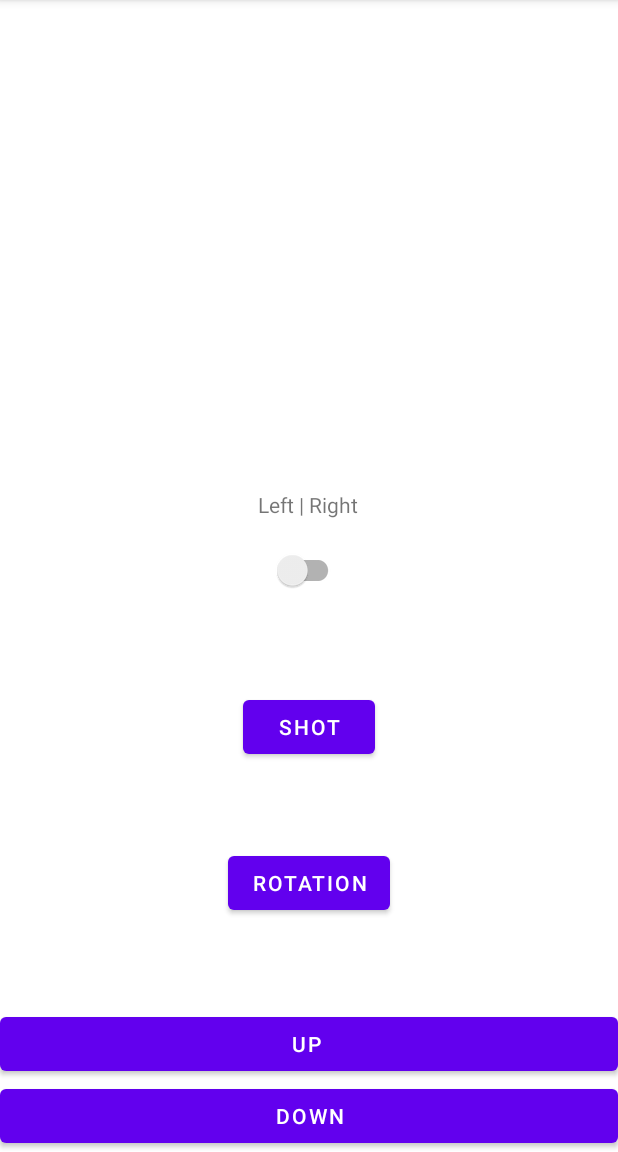
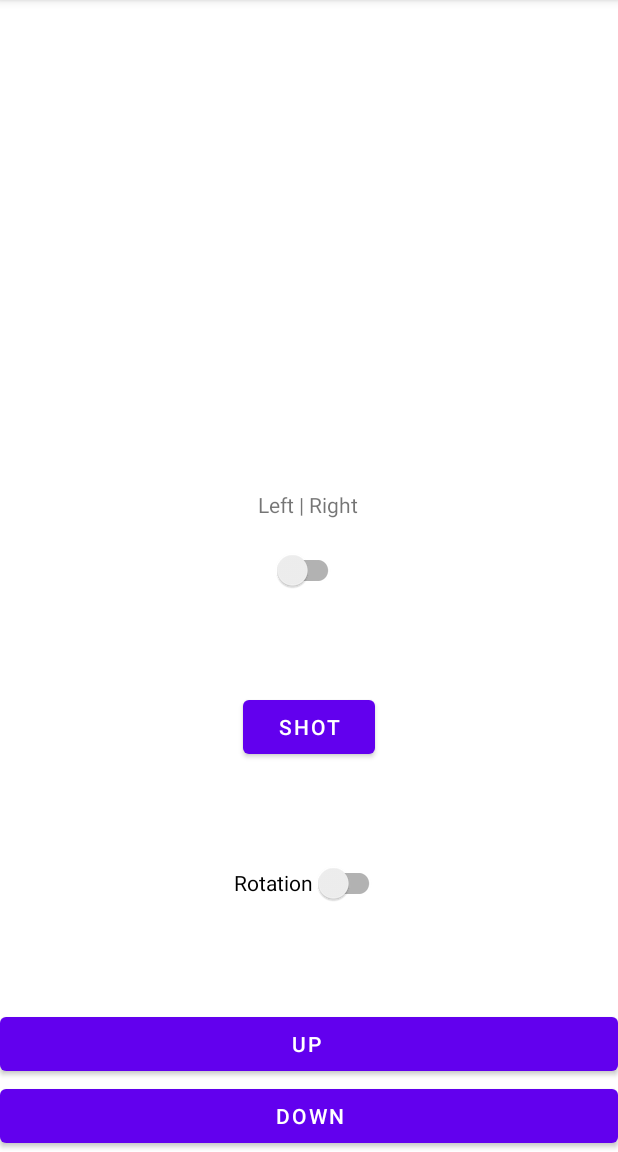
Before and after one commit to Lambada9992/PingPong, an Android app: the GamePadActivity screen opened directly, with no data from a screen before it, on a phone screen of 412 x 824 dp, the part 84-1236 px from its top. Run offline under Robolectric (Android 15) with nearby library versions, the phone set to English and light mode, and no system bars; 1 statement that could not run was skipped.

Commit message:
Rotation fix

```diff
--- a/PingPong_Android_Controller/app/src/main/java/com/example/pingpongcontroller/GamePadActivity.kt
+++ b/PingPong_Android_Controller/app/src/main/java/com/example/pingpongcontroller/GamePadActivity.kt
@@ -25,11 +25,11 @@ class GamePadActivity : AppCompatActivity(), SensorEventListener {
     lateinit var bDown: Button
     lateinit var bUp: Button
     lateinit var bShot: Button
-    lateinit var bRotation: Button
+    lateinit var sRotation: SwitchCompat
+    var lastRotation = false
 
     lateinit var sensorManager: SensorManager
     lateinit var accelerometer: Sensor
-    var isAccelerometerOn: Boolean = false
 
     /**
      * Metoda wywoływana przy stworzeniu activity ala konstruktor
@@ -47,11 +47,10 @@ class GamePadActivity : AppCompatActivity(), SensorEventListener {
         bDown = findViewById(R.id.bDown)
         bUp = findViewById(R.id.bUp)
         bShot = findViewById(R.id.bShot)
-        bRotation = findViewById(R.id.bRotation)
+        sRotation = findViewById(R.id.sRotation)
         bDown.setOnTouchListener(downOnTouch)
         bUp.setOnTouchListener(upOnTouch)
         bShot.setOnTouchListener(shotOnTouch)
-        bRotation.setOnTouchListener(rotationOnTouch)
     }
 
     /**
@@ -92,21 +91,6 @@ class GamePadActivity : AppCompatActivity(), SensorEventListener {
     }
 
     /**
-     * Zmienna zawierająca metodę obsługującą naciśnięcie przycisku Rotation
-     */
-    @SuppressLint("ClickableViewAccessibility")
-    val rotationOnTouch: View.OnTouchListener = View.OnTouchListener { _, event ->
-        if(event.action == MotionEvent.ACTION_DOWN) {
-            isAccelerometerOn = true
-        }else if (event.action == MotionEvent.ACTION_UP){
-            isAccelerometerOn = false
-            PingPongController.makeMove(getSide(),PingPongController.Move.UP,false)
-            PingPongController.makeMove(getSide(),PingPongController.Move.DOWN,false)
-        }
-        false
-    }
-
-    /**
      * Metoda zwracająca któr strona/paletka jest aktualnie wybrana
      */
     fun getSide(): PingPongController.Side {
@@ -122,14 +106,28 @@ class GamePadActivity : AppCompatActivity(), SensorEventListener {
     override fun onSensorChanged(event: SensorEvent?) {
         val gx = event?.values?.get(0)?:0.0f
 
-        if(isAccelerometerOn){
+        when{
+            lastRotation && !sRotation.isChecked ->{
+                PingPongController.makeMove(getSide(),PingPongController.Move.UP,false)
+                PingPongController.makeMove(getSide(),PingPongController.Move.DOWN,false)
+                lastRotation = false
+            }
+            !lastRotation && sRotation.isChecked ->{
+                lastRotation = true
+            }
+        }
+
+        if(sRotation.isChecked){
             if( gx > 9.0/3.0){
+                Log.d(TAG, "onSensorChanged: $gx")
                 PingPongController.makeMove(getSide(),PingPongController.Move.UP,true)
                 PingPongController.makeMove(getSide(),PingPongController.Move.DOWN,false)
             }else if( gx < -9.0/3.0){
+                Log.d(TAG, "onSensorChanged: $gx")
                 PingPongController.makeMove(getSide(),PingPongController.Move.DOWN,true)
                 PingPongController.makeMove(getSide(),PingPongController.Move.UP,false)
             }else{
+                Log.d(TAG, "onSensorChanged: $gx")
                 PingPongController.makeMove(getSide(),PingPongController.Move.UP,false)
                 PingPongController.makeMove(getSide(),PingPongController.Move.DOWN,false)
             }
--- a/PingPong_Android_Controller/app/src/main/res/layout/activity_game_pad.xml
+++ b/PingPong_Android_Controller/app/src/main/res/layout/activity_game_pad.xml
@@ -50,13 +50,13 @@
         android:layout_width="wrap_content"
         android:layout_height="wrap_content"
         android:text="SHOT"
-        app:layout_constraintBottom_toTopOf="@+id/bRotation"
+        app:layout_constraintBottom_toTopOf="@+id/sRotation"
         app:layout_constraintEnd_toEndOf="parent"
         app:layout_constraintStart_toStartOf="parent"
         app:layout_constraintTop_toBottomOf="@+id/sSide" />
 
-    <Button
-        android:id="@+id/bRotation"
+    <androidx.appcompat.widget.SwitchCompat
+        android:id="@+id/sRotation"
         android:layout_width="wrap_content"
         android:layout_height="wrap_content"
         android:layout_marginBottom="59dp"
```
